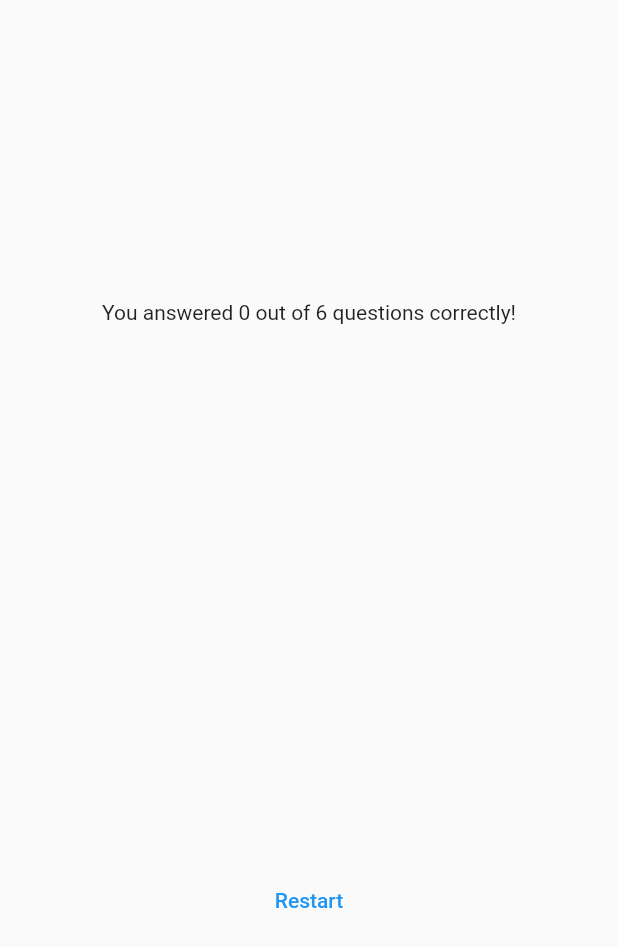
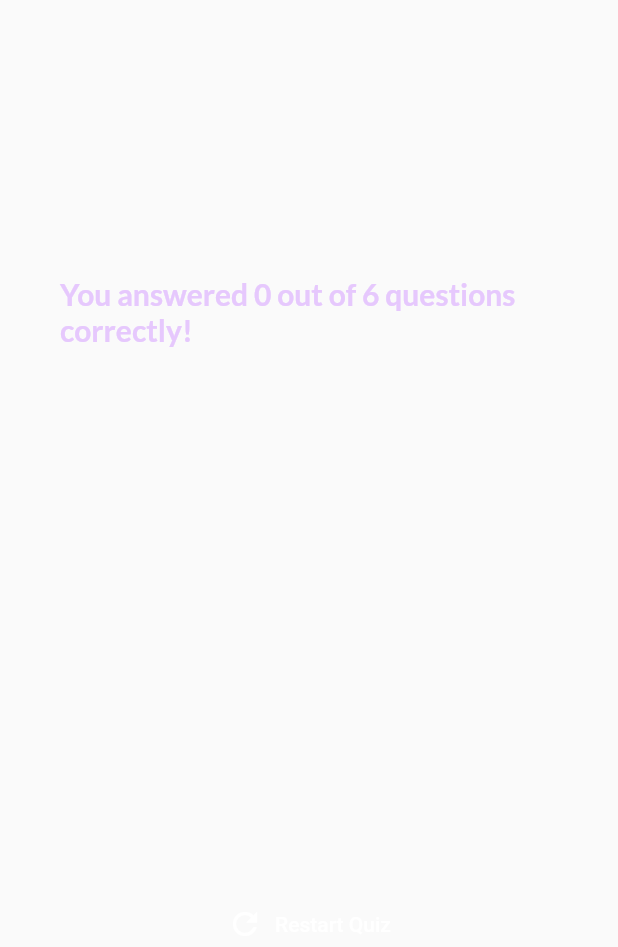
Before and after one commit to ambibma/flutterQuizApp, a Flutter app: the ResultsScreen widget shown alone on an empty page, opened directly with empty values, on a phone screen of 412 x 824 dp. Shown: the top 947 px of the screen. Run offline on Flutter 3.47's test engine with Material 2 defaults, Android fonts, the phone set to English and light mode, and no system bars; our stand-ins replace google_fonts.

Commit message:
Add dynamic results screen

```diff
--- a/lib/questions_summary.dart
+++ /dev/null
@@ -1,39 +0,0 @@
-import 'package:flutter/material.dart';
-
-class QuestionsSummary extends StatelessWidget {
-  const QuestionsSummary({super.key, required this.summaryData});
-
-  final List<Map<String, Object>> summaryData;
-
-  @override
-  Widget build(context) {
-    return SizedBox(
-      height: 300,
-      child: SingleChildScrollView(
-        child: Column(
-          children: summaryData.map(
-            (data) {
-              return Row(
-                children: [
-                  Text(((data['question_index'] as int) + 1).toString()),
-                  Expanded(
-                    child: Column(
-                      children: [
-                        Text(data['question'] as String),
-                        const SizedBox(
-                          height: 5,
-                        ),
-                        Text(data['user_answer'] as String),
-                        Text(data['correct_answer'] as String)
-                      ],
-                    ),
-                  ),
-                ],
-              );
-            },
-          ).toList(),
-        ),
-      ),
-    );
-  }
-}
--- a/lib/results_screen.dart
+++ b/lib/results_screen.dart
@@ -1,10 +1,16 @@
 import 'package:flutter/material.dart';
+import 'package:google_fonts/google_fonts.dart';
 import 'package:quiz_app/data/questions.dart';
-import 'package:quiz_app/questions_summary.dart';
+import 'package:quiz_app/questions_summary/questions_summary.dart';
 
 class ResultsScreen extends StatelessWidget {
-  const ResultsScreen({super.key, required this.chosenAnswers});
+  const ResultsScreen({
+    super.key,
+    required this.chosenAnswers,
+    required this.onRestart,
+  });
 
+  final void Function() onRestart;
   final List<String> chosenAnswers;
 
   List<Map<String, Object>> getSummaryData() {
@@ -40,7 +46,13 @@ class ResultsScreen extends StatelessWidget {
           mainAxisAlignment: MainAxisAlignment.center,
           children: [
             Text(
-                'You answered $numCorrectQuestion out of $numTotalQuestions questions correctly!'),
+              'You answered $numCorrectQuestion out of $numTotalQuestions questions correctly!',
+              style: GoogleFonts.lato(
+                color: const Color.fromARGB(255, 230, 200, 253),
+                fontSize: 20,
+                fontWeight: FontWeight.bold,
+              ),
+            ),
             const SizedBox(
               height: 30,
             ),
@@ -48,7 +60,14 @@ class ResultsScreen extends StatelessWidget {
             const SizedBox(
               height: 30,
             ),
-            TextButton(onPressed: () {}, child: const Text('Restart'))
+            TextButton.icon(
+              onPressed: onRestart,
+              style: TextButton.styleFrom(
+                foregroundColor: Colors.white,
+              ),
+              icon: const Icon(Icons.refresh),
+              label: const Text('Restart Quiz'),
+            )
           ],
         ),
       ),
```
Also changed, not shown: lib/questions_summary/question_identifier.dart (added, +35 -0 lines), lib/questions_summary/questions_summary.dart (added, +22 -0 lines), lib/questions_summary/summary_item.dart (added, +50 -0 lines), lib/quiz.dart (+11 -1 lines).
